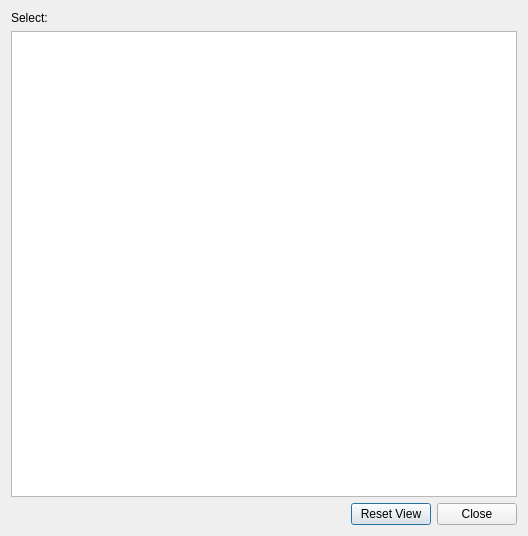
Old version of the form src/libkstapp/viewvectordialog.ui in the repository Kst-plot/kst.
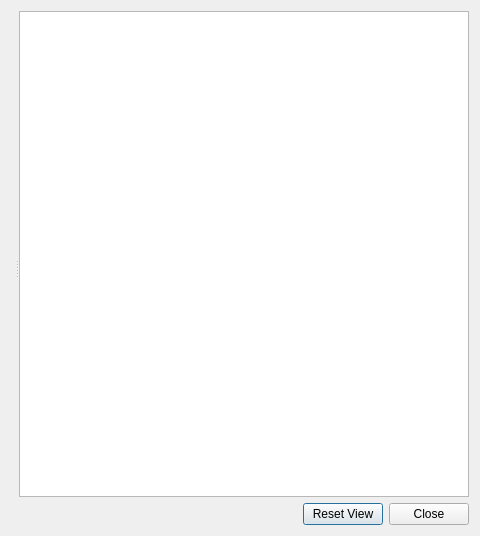
New version of the form. Custom widgets are drawn as their Qt base class.

Commit message: Improve vector view dialog by using a list of vectors. Works well, but I haven't been able to reduce the horizontal size of the list. Fortunately, it is possible to hide it by moving the splitter to the left.

```diff
--- a/src/libkstapp/viewvectordialog.ui
+++ b/src/libkstapp/viewvectordialog.ui
@@ -6,39 +6,50 @@
    <rect>
     <x>0</x>
     <y>0</y>
-    <width>528</width>
+    <width>468</width>
     <height>536</height>
    </rect>
   </property>
+  <property name="sizePolicy">
+   <sizepolicy hsizetype="MinimumExpanding" vsizetype="MinimumExpanding">
+    <horstretch>0</horstretch>
+    <verstretch>0</verstretch>
+   </sizepolicy>
+  </property>
   <property name="windowTitle">
    <string>View Vector Values</string>
   </property>
   <layout class="QVBoxLayout" name="verticalLayout">
    <item>
-    <layout class="QHBoxLayout" name="horizontalLayout">
-     <item>
-      <widget class="QLabel" name="label">
-       <property name="text">
-        <string>Select:</string>
-       </property>
-      </widget>
-     </item>
-     <item>
-      <widget class="Kst::VectorSelector" name="_vectorSelector" native="true">
-       <property name="sizePolicy">
-        <sizepolicy hsizetype="Expanding" vsizetype="Preferred">
-         <horstretch>0</horstretch>
-         <verstretch>0</verstretch>
-        </sizepolicy>
+    <widget class="QSplitter" name="_splitter">
+     <property name="orientation">
+      <enum>Qt::Horizontal</enum>
+     </property>
+     <widget class="QWidget" name="gridLayoutWidget">
+      <layout class="QGridLayout" name="_listLayout">
+       <property name="sizeConstraint">
+        <enum>QLayout::SetMinimumSize</enum>
        </property>
-      </widget>
-     </item>
-    </layout>
-   </item>
+       <property name="rightMargin">
+        <number>4</number>
+       </property>
+      </layout>
+     </widget>
+     <widget class="QWidget" name="layoutWidget">
+      <layout class="QVBoxLayout" name="_viewLayout">
    <item>
     <widget class="QTableView" name="_vectors">
-     <property name="toolTip">
-      <string>&lt;html&gt;&lt;head/&gt;&lt;body&gt;&lt;p&gt;Select a vector from the drop-down menu to add it to the view.&lt;/p&gt;&lt;p&gt;You can remove vectors from the view using the context menu (right click).&lt;/p&gt;&lt;/body&gt;&lt;/html&gt;</string>
+         <property name="sizePolicy">
+          <sizepolicy hsizetype="Expanding" vsizetype="Expanding">
+           <horstretch>1</horstretch>
+           <verstretch>0</verstretch>
+          </sizepolicy>
+         </property>
+         <property name="minimumSize">
+          <size>
+           <width>450</width>
+           <height>450</height>
+          </size>
      </property>
     </widget>
    </item>
@@ -75,13 +86,13 @@
    </item>
   </layout>
  </widget>
- <customwidgets>
-  <customwidget>
-   <class>Kst::VectorSelector</class>
-   <extends>QWidget</extends>
-   <header>vectorselector.h</header>
-  </customwidget>
- </customwidgets>
+    </widget>
+   </item>
+  </layout>
+  <zorder>splitter</zorder>
+  <zorder>gridLayoutWidget</zorder>
+  <zorder>_vectors</zorder>
+ </widget>
  <resources/>
  <connections>
   <connection>
```
Left out of the diff: 2 changed lines with no effect on the pictures. Lines whose indentation alone changed are shown as unchanged. The commit also changes 7 other files.
